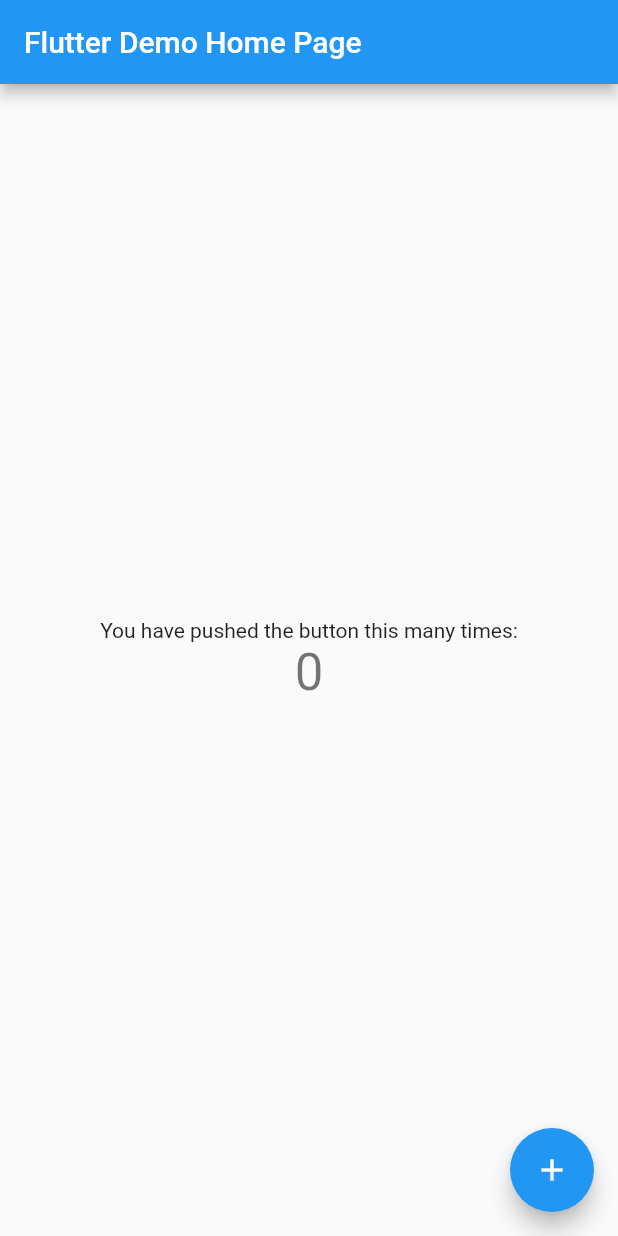
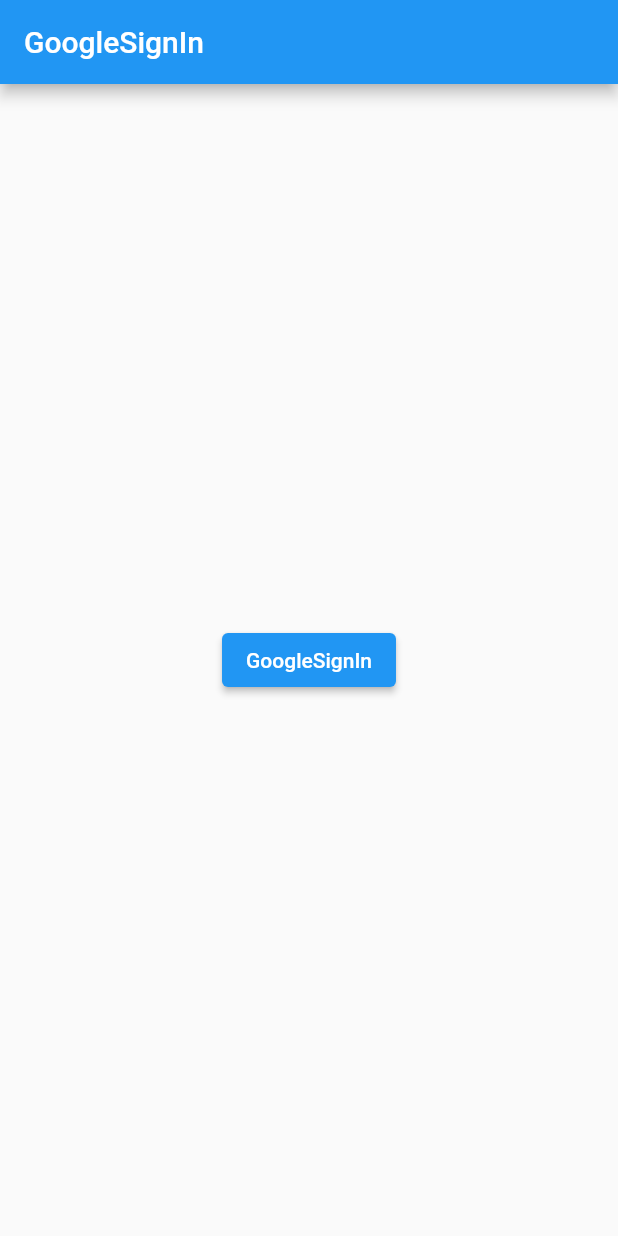
Before and after one commit to Takatoshi-ish/flutter_chat, a Flutter app: the screen it shows after launch, on a phone screen of 412 x 824 dp. Run offline on Flutter 3.47's test engine with Material 2 defaults, Android fonts, the phone set to English and light mode, and no system bars; our stand-ins replace firebase_auth, firebase_core, google_sign_in; accounts and stored records are empty.

Commit message:
GoogleSignIn ボタンを追加

```diff
--- a/lib/main.dart
+++ b/lib/main.dart
@@ -1,6 +1,8 @@
 import 'package:flutter_chat/firebase_options.dart';
+import 'package:firebase_auth/firebase_auth.dart';
 import 'package:firebase_core/firebase_core.dart';
 import 'package:flutter/material.dart';
+import 'package:google_sign_in/google_sign_in.dart';
 
 Future<void> main() async {
   // main 関数でも async が使えます
@@ -14,110 +16,56 @@ Future<void> main() async {
 
 class MyApp extends StatelessWidget {
   const MyApp({Key? key}) : super(key: key);
-
-  // This widget is the root of your application.
   @override
   Widget build(BuildContext context) {
     return MaterialApp(
-      title: 'Flutter Demo',
       theme: ThemeData(
-        // This is the theme of your application.
-        //
-        // Try running your application with "flutter run". You'll see the
-        // application has a blue toolbar. Then, without quitting the app, try
-        // changing the primarySwatch below to Colors.green and then invoke
-        // "hot reload" (press "r" in the console where you ran "flutter run",
-        // or simply save your changes to "hot reload" in a Flutter IDE).
-        // Notice that the counter didn't reset back to zero; the application
-        // is not restarted.
         primarySwatch: Colors.blue,
       ),
-      home: const MyHomePage(title: 'Flutter Demo Home Page'),
+      home: const SignInPage(),
     );
   }
 }
 
-class MyHomePage extends StatefulWidget {
-  const MyHomePage({Key? key, required this.title}) : super(key: key);
-
-  // This widget is the home page of your application. It is stateful, meaning
-  // that it has a State object (defined below) that contains fields that affect
-  // how it looks.
-
-  // This class is the configuration for the state. It holds the values (in this
-  // case the title) provided by the parent (in this case the App widget) and
-  // used by the build method of the State. Fields in a Widget subclass are
-  // always marked "final".
-
-  final String title;
+class SignInPage extends StatefulWidget {
+  const SignInPage({super.key});
 
   @override
-  State<MyHomePage> createState() => _MyHomePageState();
+  State<SignInPage> createState() => _SignInPageState();
 }
 
-class _MyHomePageState extends State<MyHomePage> {
-  int _counter = 0;
+class _SignInPageState extends State<SignInPage> {
+  Future<void> signInWithGoogle() async {
+    // GoogleSignIn をして得られた情報を Firebase と関連づけることをやっています。
+    final googleUser =
+        await GoogleSignIn(scopes: ['profile', 'email']).signIn();
 
-  void _incrementCounter() {
-    setState(() {
-      // This call to setState tells the Flutter framework that something has
-      // changed in this State, which causes it to rerun the build method below
-      // so that the display can reflect the updated values. If we changed
-      // _counter without calling setState(), then the build method would not be
-      // called again, and so nothing would appear to happen.
-      _counter++;
-    });
+    final googleAuth = await googleUser?.authentication;
+
+    final credential = GoogleAuthProvider.credential(
+      accessToken: googleAuth?.accessToken,
+      idToken: googleAuth?.idToken,
+    );
+
+    await FirebaseAuth.instance.signInWithCredential(credential);
   }
 
   @override
   Widget build(BuildContext context) {
-    // This method is rerun every time setState is called, for instance as done
-    // by the _incrementCounter method above.
-    //
-    // The Flutter framework has been optimized to make rerunning build methods
-    // fast, so that you can just rebuild anything that needs updating rather
-    // than having to individually change instances of widgets.
     return Scaffold(
       appBar: AppBar(
-        // Here we take the value from the MyHomePage object that was created by
-        // the App.build method, and use it to set our appbar title.
-        title: Text(widget.title),
+        title: const Text('GoogleSignIn'),
       ),
       body: Center(
-        // Center is a layout widget. It takes a single child and positions it
-        // in the middle of the parent.
-        child: Column(
-          // Column is also a layout widget. It takes a list of children and
-          // arranges them vertically. By default, it sizes itself to fit its
-          // children horizontally, and tries to be as tall as its parent.
-          //
-          // Invoke "debug painting" (press "p" in the console, choose the
-          // "Toggle Debug Paint" action from the Flutter Inspector in Android
-          // Studio, or the "Toggle Debug Paint" command in Visual Studio Code)
-          // to see the wireframe for each widget.
-          //
-          // Column has various properties to control how it sizes itself and
-          // how it positions its children. Here we use mainAxisAlignment to
-          // center the children vertically; the main axis here is the vertical
-          // axis because Columns are vertical (the cross axis would be
-          // horizontal).
-          mainAxisAlignment: MainAxisAlignment.center,
-          children: <Widget>[
-            const Text(
-              'You have pushed the button this many times:',
-            ),
-            Text(
-              '$_counter',
-              style: Theme.of(context).textTheme.headline4,
-            ),
-          ],
+        child: ElevatedButton(
+          child: const Text('GoogleSignIn'),
+          onPressed: () async {
+            await signInWithGoogle();
+            // ログインが成功すると FirebaseAuth.instance.currentUser にログイン中のユーザーの情報が入ります
+            print(FirebaseAuth.instance.currentUser?.displayName);
+          },
         ),
       ),
-      floatingActionButton: FloatingActionButton(
-        onPressed: _incrementCounter,
-        tooltip: 'Increment',
-        child: const Icon(Icons.add),
-      ), // This trailing comma makes auto-formatting nicer for build methods.
     );
   }
 }
--- a/pubspec.yaml
+++ b/pubspec.yaml
@@ -35,6 +35,8 @@ dependencies:
   # Use with the CupertinoIcons class for iOS style icons.
   cupertino_icons: ^1.0.2
   firebase_core: ^1.20.1
+  firebase_auth: ^3.6.3
+  google_sign_in: ^5.4.1
 
 dev_dependencies:
   flutter_test:
```
Also changed, not shown: pubspec.lock, 2 other files.
